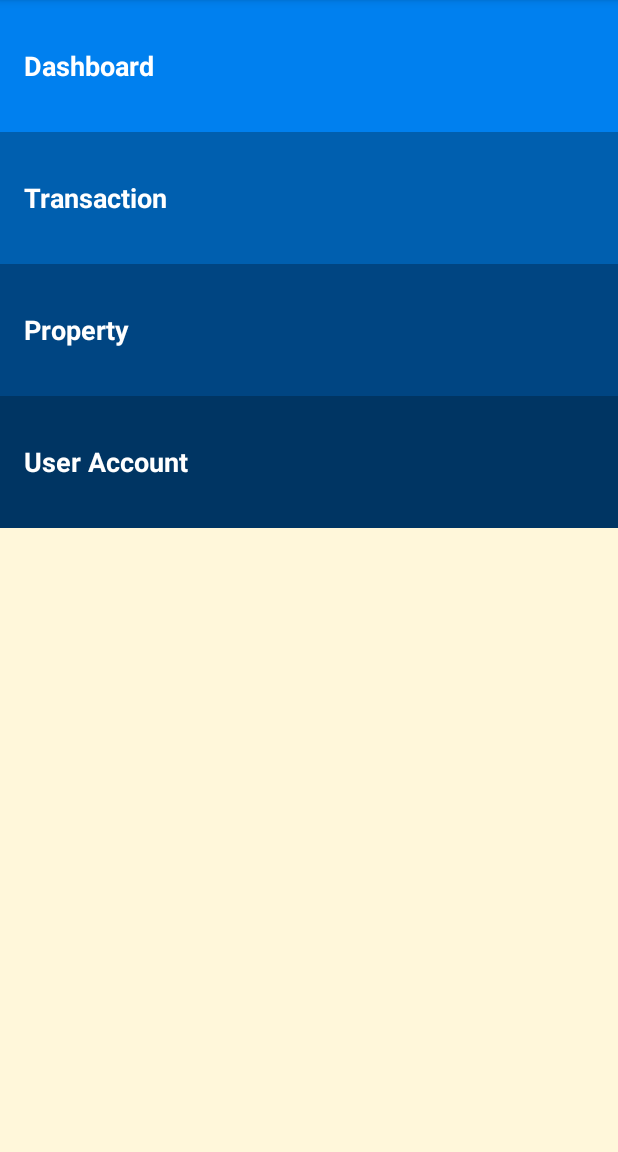
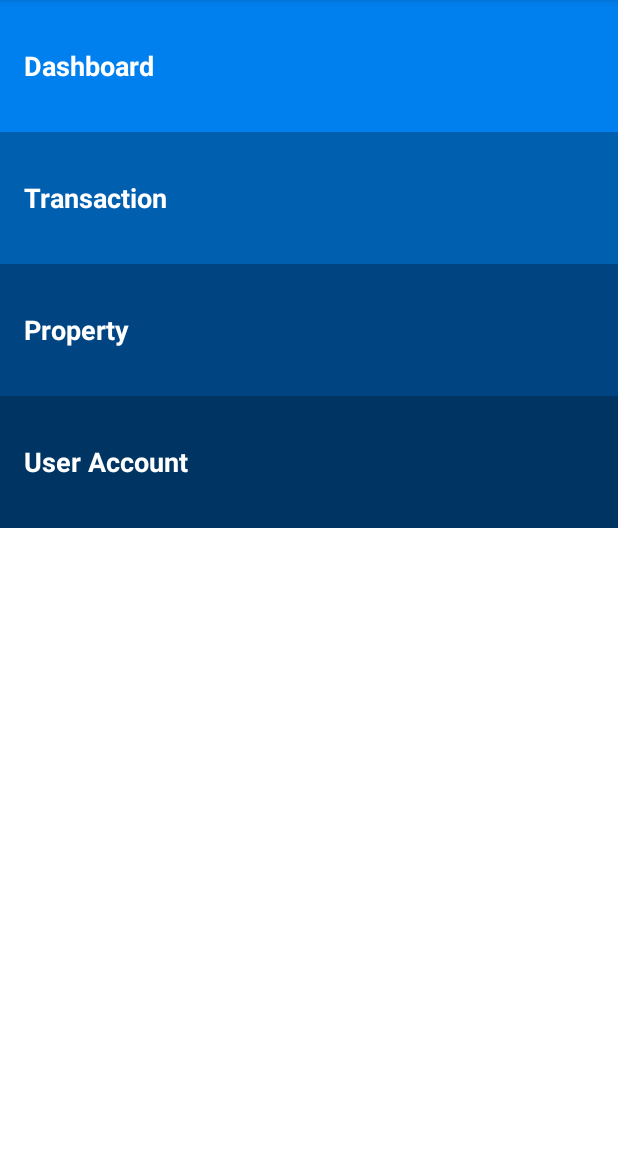
Before and after one commit to lam-ngo/Financial-tool_Android, an Android app: the screen it shows after launch (MainActivity), on a phone screen of 412 x 824 dp, the part 84-1236 px from its top. Run offline under Robolectric (Android 15) with nearby library versions, the phone set to English and light mode, and no system bars.

Commit message:
Modified app color palette

```diff
--- a/app/src/main/res/layout/activity_main.xml
+++ b/app/src/main/res/layout/activity_main.xml
@@ -4,7 +4,7 @@
     xmlns:tools="http://schemas.android.com/tools"
     android:layout_width="match_parent"
     android:layout_height="match_parent"
-    android:background="@color/tan_background"
+    android:background="@color/primary_background"
     android:orientation="vertical"
     tools:context="lamngo.financialtool.MainActivity">
 
--- a/app/src/main/res/values/colors.xml
+++ b/app/src/main/res/values/colors.xml
@@ -7,7 +7,7 @@
     <color name="primary_dark_color">#2F1D1A</color>
 
     <!-- Background color for app -->
-    <color name="tan_background">#FFF7DA</color>
+    <color name="primary_background">#FFFFFF</color>
 
     <!-- Background color for the dashboard -->
     <color name="section_dashboard">#0080ef</color>
```
Also changed, not shown: app/src/main/res/layout/activity_dashboard.xml (+32 -0 lines).
